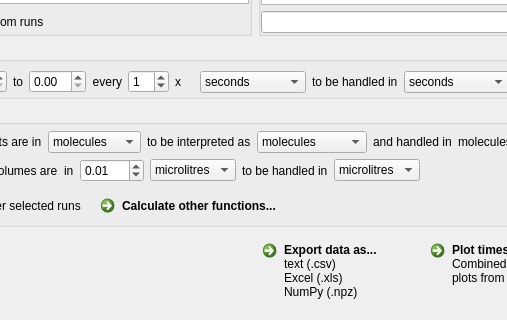
jvb/infobiotics-dashboard, file infobiotics/mcss/results/mcss_results_widget.ui: the form before one commit; both pictures show x 98 to 605 and y 280 to 600 of the 1051 by 600 pixel window.
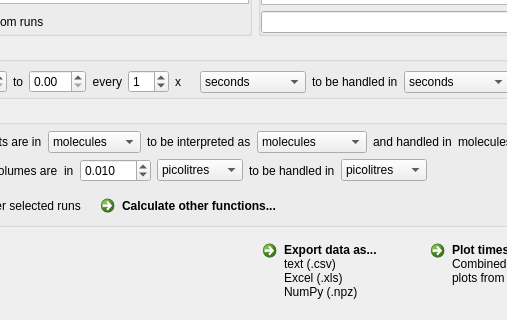
The form after the commit. Icons and pictures are not drawn. Custom widgets are drawn as their Qt base class.

Commit message:
Fixed default cell volume in mcss-results.
To clean all Traits AND Qt4 preferences:

$ rm -r ~/.infobiotics ~/.config/Infobiotics

The edit to the form file:
```diff
--- a/infobiotics/mcss/results/mcss_results_widget.ui
+++ b/infobiotics/mcss/results/mcss_results_widget.ui
@@ -1031,8 +1031,18 @@
            </item>
            <item>
             <widget class="QDoubleSpinBox" name="volume_spin_box">
+             <property name="toolTip">
+              <string>Bacterial cell volume = ~ 0.01 picolitres (10 femtolitres)
+Plant cell volume = ~ 1 picolitre (1000 femtolitres)</string>
+             </property>
+             <property name="decimals">
+              <number>3</number>
+             </property>
+             <property name="minimum">
+              <double>0.001000000000000</double>
+             </property>
              <property name="maximum">
-              <double>100.000000000000000</double>
+              <double>999.000000000000000</double>
              </property>
              <property name="value">
               <double>0.010000000000000</double>
@@ -1045,7 +1055,7 @@
               <string>Specifies the units of volume used in the simulated model.</string>
              </property>
              <property name="currentIndex">
-              <number>2</number>
+              <number>4</number>
              </property>
              <item>
               <property name="text">
@@ -1097,7 +1107,7 @@
               <string>Specifies the units to use when handling volume data.</string>
              </property>
              <property name="currentIndex">
-              <number>2</number>
+              <number>4</number>
              </property>
              <item>
               <property name="text">
```
The commit also changes 7 other files.
